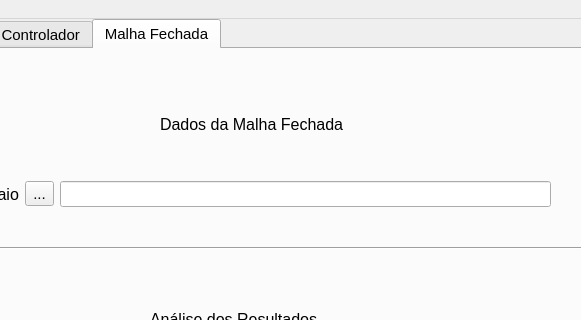
Qt form src/guiPrincipal.ui (AndreCW/pythonGUI_VRFT) before a commit; both pictures show x 182 to 763 and y 0 to 320 of the 862 by 715 pixel window.
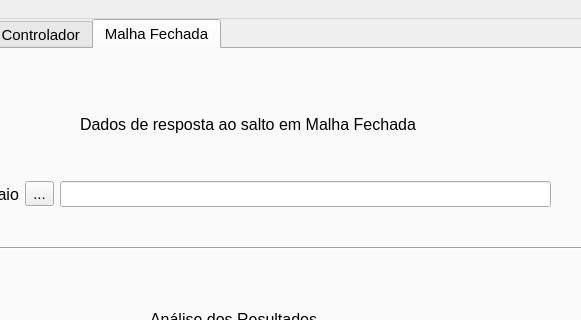
The same form after that commit. The open tabs and pages were chosen to show the change.

Diff of the .ui file:
```diff
--- a/src/guiPrincipal.ui
+++ b/src/guiPrincipal.ui
@@ -1347,9 +1347,9 @@
      <widget class="QLabel" name="label_9">
       <property name="geometry">
        <rect>
-        <x>340</x>
+        <x>260</x>
         <y>60</y>
-        <width>241</width>
+        <width>421</width>
         <height>31</height>
        </rect>
       </property>
@@ -1359,7 +1359,7 @@
        </font>
       </property>
       <property name="text">
-       <string>Dados da Malha Fechada</string>
+       <string>Dados de resposta ao salto em Malha Fechada</string>
       </property>
      </widget>
      <widget class="Line" name="line_7">
```
Left out of the diff: 42 changed lines with no effect on the pictures.
